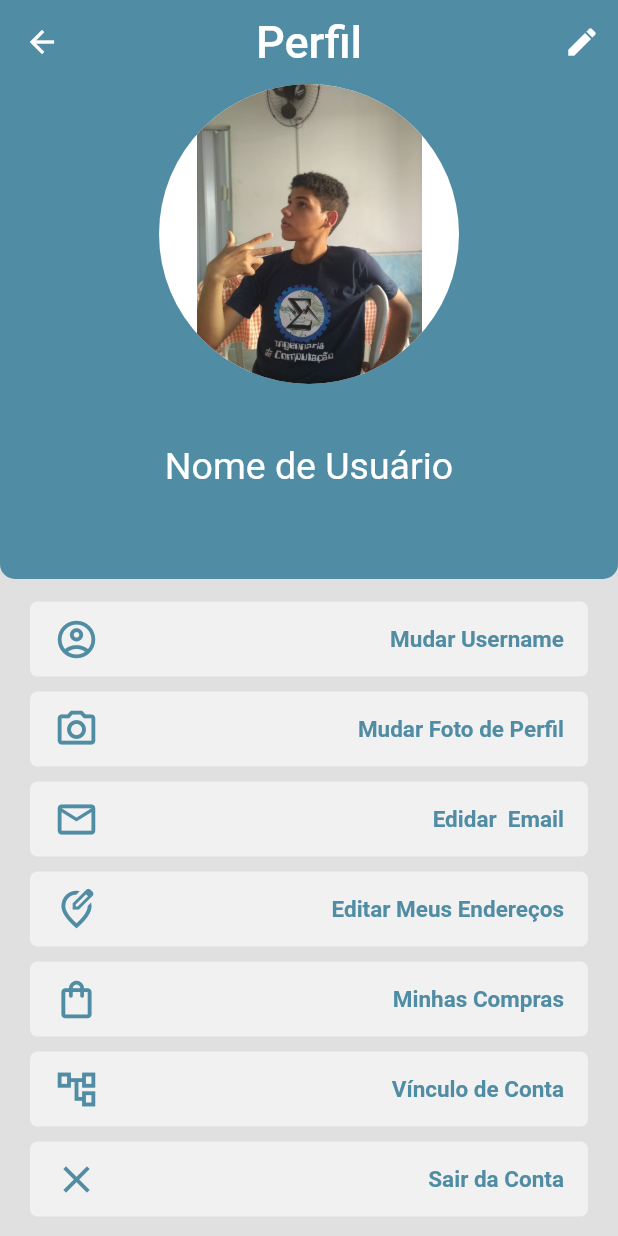
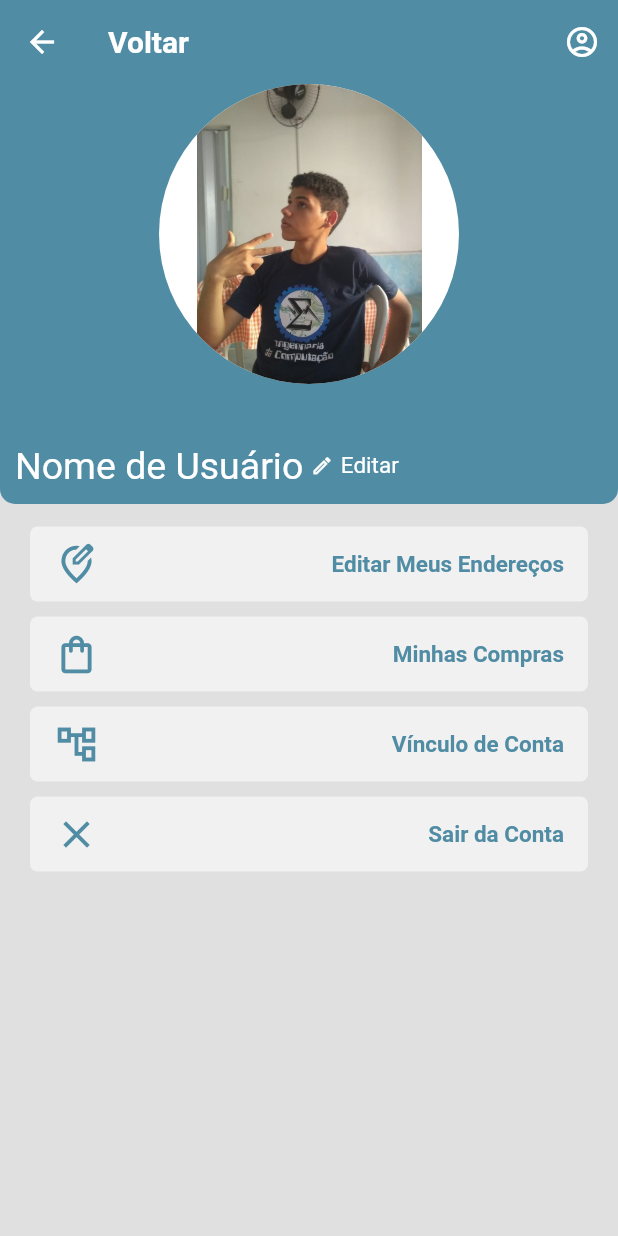
Before and after one commit to Yures1lva/example, a Flutter app: the PerfilPage screen opened directly, on a phone screen of 412 x 824 dp. Run offline on Flutter 3.47's test engine with Material 2 defaults, Android fonts, the phone set to English and light mode, and no system bars; our stand-ins replace carousel_slider.

Commit message:
PerfilPage

```diff
--- a/lib/perfilPage.dart
+++ b/lib/perfilPage.dart
@@ -13,21 +13,19 @@ class _PerfilPageState extends State<PerfilPage> {
     return Scaffold(
         backgroundColor: backgrounColor,
         appBar: AppBar(
-          // leadingWidth: 20,
           elevation: 0,
-          centerTitle: true,
+          centerTitle: false,
           title: Text(
-            "Perfil",
-            style: TextStyle(color: Colors.white, fontSize: 30),
+            "Voltar",
+            style: titulo1,
           ),
           actions: <Widget>[
             IconButton(
                 icon: Icon(
-                Icons.edit,
+                  Icons.account_circle_outlined,
                   color: iconColor,
                 ),
-              onPressed: null,
-            ),
+                onPressed: null)
           ],
         ),
         body: SingleChildScrollView(
@@ -35,7 +33,7 @@ class _PerfilPageState extends State<PerfilPage> {
             child: Column(
               children: <Widget>[
                 Container(
-                  height: 330,
+                  height: 280,
                   width: double.maxFinite,
                   padding: EdgeInsets.only(
                     left: 10,
@@ -67,12 +65,35 @@ class _PerfilPageState extends State<PerfilPage> {
                         color: Colors.transparent,
                         height: 40,
                       ),
-                      Text(
+                      Row(
+                        children: [
+                          InkWell(
+                            child: Text(
                               "Nome de Usuário",
                               style: TextStyle(
                                 color: Colors.white,
                                 fontSize: 25,
                               ),
+                            ),
+                          ),
+                          VerticalDivider(
+                            color: Colors.transparent,
+                            width: 5,
+                          ),
+                          Icon(
+                            Icons.edit_outlined,
+                            size: 15,
+                            color: Colors.white,
+                          ),
+                          VerticalDivider(
+                            color: Colors.transparent,
+                            width: 5,
+                          ),
+                          Text(
+                            "Editar",
+                            style: TextStyle(color: Colors.white, fontSize: 15),
+                          )
+                        ],
                       ),
                     ],
                   ),
@@ -86,48 +107,6 @@ class _PerfilPageState extends State<PerfilPage> {
                         Divider(
                           color: Colors.transparent,
                           height: 10,
-                        ),
-                        buildRow(
-                          Icon(
-                            Icons.account_circle_outlined,
-                            color: primaryColor,
-                            size: 30,
-                          ),
-                          "Mudar Username",
-                          () {
-                            Navigator.push(
-                                context,
-                                MaterialPageRoute(
-                                    builder: (context) => HomePage()));
-                          },
-                        ),
-                        buildRow(
-                          Icon(
-                            Icons.photo_camera_outlined,
-                            color: primaryColor,
-                            size: 30,
-                          ),
-                          "Mudar Foto de Perfil",
-                          () {
-                            Navigator.push(
-                                context,
-                                MaterialPageRoute(
-                                    builder: (context) => HomePage()));
-                          },
-                        ),
-                        buildRow(
-                          Icon(
-                            Icons.email_outlined,
-                            color: primaryColor,
-                            size: 30,
-                          ),
-                          "Edidar  Email",
-                          () {
-                            Navigator.push(
-                                context,
-                                MaterialPageRoute(
-                                    builder: (context) => HomePage()));
-                          },
                         ),
                         buildRow(
                           Icon(
@@ -199,6 +178,7 @@ class _PerfilPageState extends State<PerfilPage> {
         ));
   }
 
+//nestedScrollView
   Container buildRow(
     Icon icon1,
     String nome1,
```
Also changed, not shown: lib/FavoritePage.dart (added, +34 -0 lines), lib/constants.dart (+6 -3 lines), lib/search_box.dart (deleted). Lines whose indentation alone changed are shown as unchanged.
